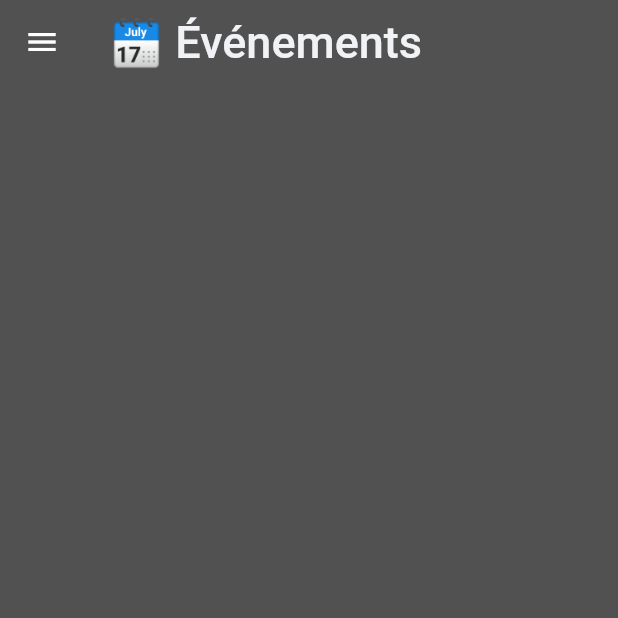
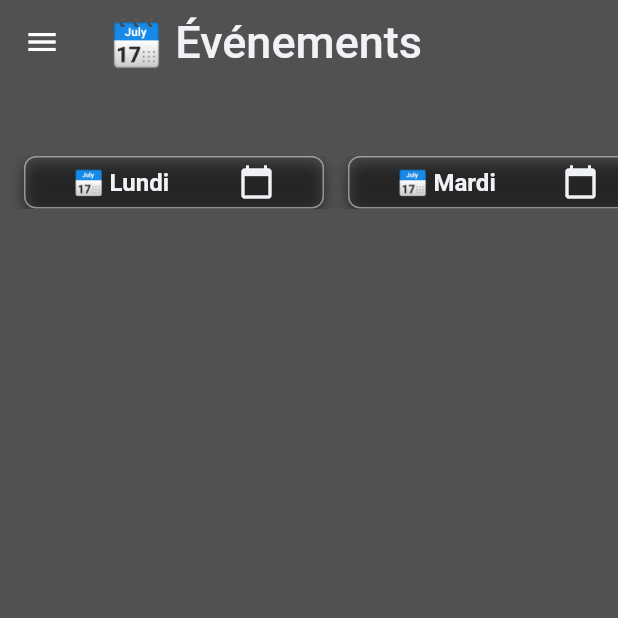
Before and after one commit to ThomasByr/galapsbs, a Flutter app: the EventPage screen opened directly, on a phone screen of 412 x 824 dp, the top half of it. Run offline on Flutter 3.47's test engine with Material 2 defaults, Android fonts, the phone set to English and light mode, and no system bars; our stand-ins replace card_swiper, google_maps_flutter, swipe_cards, url_launcher_web; missing offline and left inert: color_models, flutter_color_models, google_maps_flutter_web, palette, unique_list; project files that could hold a hidden picture were left out.

Commit message:
gala tps esbs - v1.0.0+1 [stash]

```diff
--- a/lib/pages/about.dart
+++ b/lib/pages/about.dart
@@ -21,7 +21,7 @@ class _AboutPageState extends State<AboutPage> {
     return Scaffold(
       backgroundColor: Palette.bg,
       drawer: const NavigationDrawerWidget(),
-      appBar: MyAppBar('ℹ A propos'),
+      appBar: MyAppBar('ℹ À propos'),
       body: SingleChildScrollView(
         scrollDirection: Axis.vertical,
         child: Center(
@@ -111,7 +111,7 @@ class _AboutPageState extends State<AboutPage> {
               ),
               const SizedBox(height: 48),
               Container(
-                height: 900,
+                height: 1000,
                 width: MediaQuery.of(context).size.width * .9,
                 decoration: BoxDecoration(
                   borderRadius: BorderRadius.circular(10),
--- a/lib/pages/events.dart
+++ b/lib/pages/events.dart
@@ -1,4 +1,5 @@
 import 'dart:convert';
+import 'dart:math';
 
 import 'package:flutter/material.dart';
 import 'package:flutter/services.dart';
@@ -14,6 +15,33 @@ class EventPage extends StatefulWidget {
 }
 
 class _EventPageState extends State<EventPage> {
+  List _loc = [], _events = [];
+
+  Future<void> readJson() async {
+    final String response = await rootBundle.loadString('assets/json/meals.json');
+    final data = await json.decode(response);
+
+    setState(() {
+      _loc = data['loc'];
+      _events = data[_loc[0]];
+    });
+  }
+
+  Future<void> _onRefresh(String loc) async {
+    final String response = await rootBundle.loadString('assets/json/meals.json');
+    final data = await json.decode(response);
+
+    setState(() {
+      _events = data[loc];
+    });
+  }
+
+  @override
+  void initState() {
+    super.initState();
+    readJson();
+  }
+
   @override
   Widget build(BuildContext context) {
     return Scaffold(
@@ -26,6 +54,77 @@ class _EventPageState extends State<EventPage> {
           mainAxisAlignment: MainAxisAlignment.center,
           children: <Widget>[
             const SizedBox(height: 48),
+            SingleChildScrollView(
+              scrollDirection: Axis.horizontal,
+              child: Row(
+                mainAxisAlignment: MainAxisAlignment.center,
+                children: <Widget>[
+                  const SizedBox(width: 16),
+                  createSelectWidget(
+                    title: '📅 Lundi',
+                    ico: Icons.calendar_today,
+                  ),
+                  const SizedBox(width: 16),
+                  createSelectWidget(
+                    title: '📅 Mardi',
+                    ico: Icons.calendar_today,
+                  ),
+                  const SizedBox(width: 16),
+                  createSelectWidget(
+                    title: '📅 Mercredi',
+                    ico: Icons.calendar_today,
+                  ),
+                  const SizedBox(width: 16),
+                ],
+              ),
+            ),
+          ],
+        ),
+      ),
+    );
+  }
+
+  Widget createSelectWidget({required String title, required IconData ico}) {
+    return InkWell(
+      onTap: () {
+        _onRefresh(title);
+      },
+      child: Container(
+        width: 200,
+        height: 35,
+        decoration: BoxDecoration(
+          color: Palette.greyDark,
+          backgroundBlendMode: BlendMode.softLight,
+          borderRadius: BorderRadius.circular(8),
+          boxShadow: [
+            BoxShadow(
+              color: Palette.black.withOpacity(0.5),
+              blurRadius: 8,
+              offset: const Offset(0, 4),
+            ),
+          ],
+          border: Border.all(
+            color: Palette.scaffold.withOpacity(0.5),
+            width: 1,
+          ),
+        ),
+        alignment: Alignment.center,
+        padding: const EdgeInsets.symmetric(horizontal: 32),
+        child: Row(
+          mainAxisAlignment: MainAxisAlignment.spaceBetween,
+          children: <Widget>[
+            Text(
+              title,
+              style: const TextStyle(
+                fontSize: 16,
+                fontWeight: FontWeight.w600,
+                color: Palette.scaffold,
+              ),
+            ),
+            Icon(
+              ico,
+              color: Palette.scaffold,
+            ),
           ],
         ),
       ),
--- a/lib/pages/home.dart
+++ b/lib/pages/home.dart
@@ -26,8 +26,8 @@ class _HomePageState extends State<HomePage> {
             children: <Widget>[
               const SizedBox(height: 48),
               SizedBox(
-                height: 600,
-                width: 400,
+                height: MediaQuery.of(context).size.height * 0.7,
+                width: MediaQuery.of(context).size.width * 0.8,
                 child: SingleChildScrollView(
                   scrollDirection: Axis.vertical,
                   child: Image.asset(
--- a/lib/pages/team.dart
+++ b/lib/pages/team.dart
@@ -120,7 +120,7 @@ class _TeamPageState extends State<TeamPage> {
                         Center(
                           child: SizedBox(
                             height: MediaQuery.of(context).size.height * .6,
-                            width: min(1080, MediaQuery.of(context).size.width),
+                            width: min(600, MediaQuery.of(context).size.width),
                             child: SwipeCards(
                               matchEngine: _matchEngine!,
                               itemBuilder: (BuildContext context, int index) {
```
Also changed, not shown: lib/widgets/nav.dart (+4 -7 lines).
